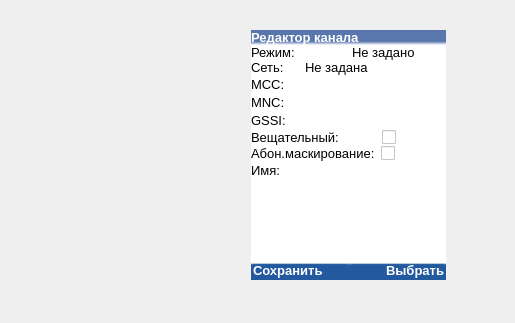
Old version of the form mainwindow.ui in the repository COOLIRON2311/azart-p; both pictures show x 0 to 515 and y 180 to 503 of the 515 by 955 pixel window.
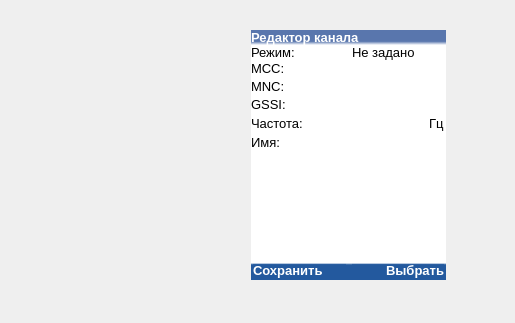
New version of the form. Icons and pictures are not drawn.

Commit message: added still vpd

Patch:
```diff
--- a/mainwindow.ui
+++ b/mainwindow.ui
@@ -1140,7 +1140,7 @@
              <item>
               <widget class="QStackedWidget" name="channel_editor_states">
                <property name="currentIndex">
-                <number>2</number>
+                <number>3</number>
                </property>
                <widget class="QWidget" name="empty_state_page">
                 <layout class="QFormLayout" name="formLayout_4">
@@ -2020,6 +2020,348 @@
                  </item>
                 </layout>
                </widget>
+               <widget class="QWidget" name="VPD_page">
+                <layout class="QVBoxLayout" name="verticalLayout_30">
+                 <property name="spacing">
+                  <number>1</number>
+                 </property>
+                 <property name="leftMargin">
+                  <number>0</number>
+                 </property>
+                 <property name="topMargin">
+                  <number>0</number>
+                 </property>
+                 <property name="rightMargin">
+                  <number>0</number>
+                 </property>
+                 <property name="bottomMargin">
+                  <number>0</number>
+                 </property>
+                 <item>
+                  <widget class="QWidget" name="widget_13" native="true">
+                   <layout class="QHBoxLayout" name="horizontalLayout_24">
+                    <property name="spacing">
+                     <number>6</number>
+                    </property>
+                    <property name="leftMargin">
+                     <number>0</number>
+                    </property>
+                    <property name="topMargin">
+                     <number>0</number>
+                    </property>
+                    <property name="rightMargin">
+                     <number>0</number>
+                    </property>
+                    <property name="bottomMargin">
+                     <number>0</number>
+                    </property>
+                    <item>
+                     <widget class="QLabel" name="label_45">
+                      <property name="sizePolicy">
+                       <sizepolicy hsizetype="Preferred" vsizetype="Fixed">
+                        <horstretch>0</horstretch>
+                        <verstretch>0</verstretch>
+                       </sizepolicy>
+                      </property>
+                      <property name="font">
+                       <font>
+                        <pointsize>10</pointsize>
+                       </font>
+                      </property>
+                      <property name="text">
+                       <string>MCC:</string>
+                      </property>
+                     </widget>
+                    </item>
+                    <item>
+                     <widget class="QLineEdit" name="vpd_mcc">
+                      <property name="sizePolicy">
+                       <sizepolicy hsizetype="Expanding" vsizetype="Fixed">
+                        <horstretch>0</horstretch>
+                        <verstretch>0</verstretch>
+                       </sizepolicy>
+                      </property>
+                      <property name="maximumSize">
+                       <size>
+                        <width>135</width>
+                        <height>16777215</height>
+                       </size>
+                      </property>
+                      <property name="font">
+                       <font>
+                        <pointsize>10</pointsize>
+                       </font>
+                      </property>
+                     </widget>
+                    </item>
+                   </layout>
+                  </widget>
+                 </item>
+                 <item>
+                  <widget class="QWidget" name="widget_14" native="true">
+                   <layout class="QHBoxLayout" name="horizontalLayout_42">
+                    <property name="spacing">
+                     <number>6</number>
+                    </property>
+                    <property name="leftMargin">
+                     <number>0</number>
+                    </property>
+                    <property name="topMargin">
+                     <number>0</number>
+                    </property>
+                    <property name="rightMargin">
+                     <number>0</number>
+                    </property>
+                    <property name="bottomMargin">
+                     <number>0</number>
+                    </property>
+                    <item>
+                     <widget class="QLabel" name="label_63">
+                      <property name="sizePolicy">
+                       <sizepolicy hsizetype="Preferred" vsizetype="Fixed">
+                        <horstretch>0</horstretch>
+                        <verstretch>0</verstretch>
+                       </sizepolicy>
+                      </property>
+                      <property name="font">
+                       <font>
+                        <pointsize>10</pointsize>
+                       </font>
+                      </property>
+                      <property name="text">
+                       <string>MNC:</string>
+                      </property>
+                     </widget>
+                    </item>
+                    <item>
+                     <widget class="QLineEdit" name="vpd_mnc">
+                      <property name="maximumSize">
+                       <size>
+                        <width>135</width>
+                        <height>16777215</height>
+                       </size>
+                      </property>
+                      <property name="font">
+                       <font>
+                        <pointsize>10</pointsize>
+                       </font>
+                      </property>
+                      <property name="frame">
+                       <bool>false</bool>
+                      </property>
+                     </widget>
+                    </item>
+                   </layout>
+                  </widget>
+                 </item>
+                 <item>
+                  <widget class="QWidget" name="widget_12" native="true">
+                   <layout class="QHBoxLayout" name="horizontalLayout_31">
+                    <property name="spacing">
+                     <number>6</number>
+                    </property>
+                    <property name="leftMargin">
+                     <number>0</number>
+                    </property>
+                    <property name="topMargin">
+                     <number>0</number>
+                    </property>
+                    <property name="rightMargin">
+                     <number>0</number>
+                    </property>
+                    <property name="bottomMargin">
+                     <number>0</number>
+                    </property>
+                    <item>
+                     <widget class="QLabel" name="label_52">
+                      <property name="sizePolicy">
+                       <sizepolicy hsizetype="Preferred" vsizetype="Fixed">
+                        <horstretch>0</horstretch>
+                        <verstretch>0</verstretch>
+                       </sizepolicy>
+                      </property>
+                      <property name="font">
+                       <font>
+                        <pointsize>10</pointsize>
+                       </font>
+                      </property>
+                      <property name="text">
+                       <string>GSSI:</string>
+                      </property>
+                     </widget>
+                    </item>
+                    <item>
+                     <widget class="QLineEdit" name="vpd_gssi">
+                      <property name="maximumSize">
+                       <size>
+                        <width>135</width>
+                        <height>16777215</height>
+                       </size>
+                      </property>
+                      <property name="font">
+                       <font>
+                        <pointsize>10</pointsize>
+                       </font>
+                      </property>
+                     </widget>
+                    </item>
+                   </layout>
+                  </widget>
+                 </item>
+                 <item>
+                  <widget class="QWidget" name="widget_15" native="true">
+                   <layout class="QHBoxLayout" name="horizontalLayout_47">
+                    <property name="spacing">
+                     <number>6</number>
+                    </property>
+                    <property name="leftMargin">
+                     <number>0</number>
+                    </property>
+                    <property name="topMargin">
+                     <number>0</number>
+                    </property>
+                    <property name="rightMargin">
+                     <number>0</number>
+                    </property>
+                    <property name="bottomMargin">
+                     <number>0</number>
+                    </property>
+                    <item>
+                     <widget class="QLabel" name="label_68">
+                      <property name="sizePolicy">
+                       <sizepolicy hsizetype="Preferred" vsizetype="Fixed">
+                        <horstretch>0</horstretch>
+                        <verstretch>0</verstretch>
+                       </sizepolicy>
+                      </property>
+                      <property name="font">
+                       <font>
+                        <pointsize>10</pointsize>
+                       </font>
+                      </property>
+                      <property name="text">
+                       <string>Частота:</string>
+                      </property>
+                     </widget>
+                    </item>
+                    <item>
+                     <widget class="QWidget" name="vpd_freq_full" native="true">
+                      <property name="maximumSize">
+                       <size>
+                        <width>139</width>
+                        <height>16777215</height>
+                       </size>
+                      </property>
+                      <property name="styleSheet">
+                       <string notr="true"/>
+                      </property>
+                      <layout class="QHBoxLayout" name="horizontalLayout_48">
+                       <property name="spacing">
+                        <number>0</number>
+                       </property>
+                       <property name="leftMargin">
+                        <number>1</number>
+                       </property>
+                       <property name="topMargin">
+                        <number>1</number>
+                       </property>
+                       <property name="rightMargin">
+                        <number>1</number>
+                       </property>
+                       <property name="bottomMargin">
+                        <number>1</number>
+                       </property>
+                       <item>
+                        <widget class="QLineEdit" name="vpd_freq">
+                         <property name="font">
+                          <font>
+                           <pointsize>10</pointsize>
+                          </font>
+                         </property>
+                        </widget>
+                       </item>
+                       <item>
+                        <widget class="QLabel" name="label_69">
+                         <property name="sizePolicy">
+                          <sizepolicy hsizetype="Fixed" vsizetype="Fixed">
+                           <horstretch>0</horstretch>
+                           <verstretch>0</verstretch>
+                          </sizepolicy>
+                         </property>
+                         <property name="font">
+                          <font>
+                           <pointsize>10</pointsize>
+                          </font>
+                         </property>
+                         <property name="text">
+                          <string>Гц</string>
+                         </property>
+                        </widget>
+                       </item>
+                      </layout>
+                     </widget>
+                    </item>
+                   </layout>
+                  </widget>
+                 </item>
+                 <item>
+                  <layout class="QHBoxLayout" name="horizontalLayout_29">
+                   <property name="spacing">
+                    <number>6</number>
+                   </property>
+                   <item>
+                    <widget class="QLabel" name="label_50">
+                     <property name="sizePolicy">
+                      <sizepolicy hsizetype="Preferred" vsizetype="Fixed">
+                       <horstretch>0</horstretch>
+                       <verstretch>0</verstretch>
+                      </sizepolicy>
+                     </property>
+                     <property name="font">
+                      <font>
+                       <pointsize>10</pointsize>
+                      </font>
+                     </property>
+                     <property name="text">
+                      <string>Имя:</string>
+                     </property>
+                    </widget>
+                   </item>
+                   <item>
+                    <widget class="QLineEdit" name="vpd_name">
+                     <property name="sizePolicy">
+                      <sizepolicy hsizetype="Expanding" vsizetype="Fixed">
+                       <horstretch>0</horstretch>
+                       <verstretch>0</verstretch>
+                      </sizepolicy>
+                     </property>
+                     <property name="font">
+                      <font>
+                       <pointsize>10</pointsize>
+                      </font>
+                     </property>
+                     <property name="styleSheet">
+                      <string notr="true"/>
+                     </property>
+                    </widget>
+                   </item>
+                  </layout>
+                 </item>
+                 <item>
+                  <spacer name="verticalSpacer_4">
+                   <property name="orientation">
+                    <enum>Qt::Vertical</enum>
+                   </property>
+                   <property name="sizeHint" stdset="0">
+                    <size>
+                     <width>20</width>
+                     <height>96</height>
+                    </size>
+                   </property>
+                  </spacer>
+                 </item>
+                </layout>
+               </widget>
               </widget>
              </item>
             </layout>
```
The commit also changes 2 other files.
